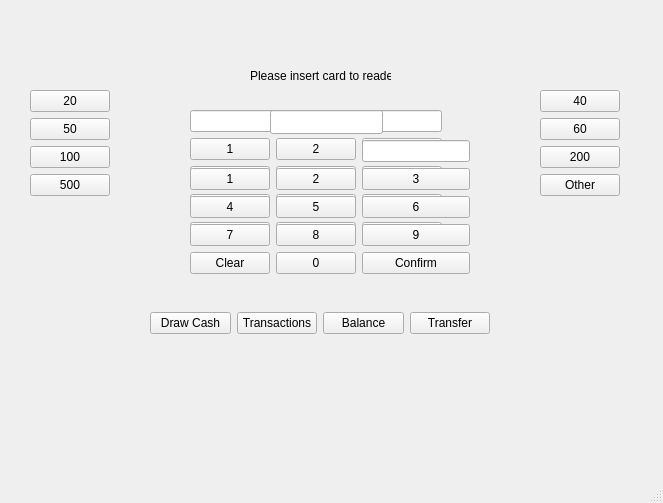
This is bankautomat/mainwindow.ui in banksimul2022/group11 as Qt 5 draws it before an edit. The edited form follows.
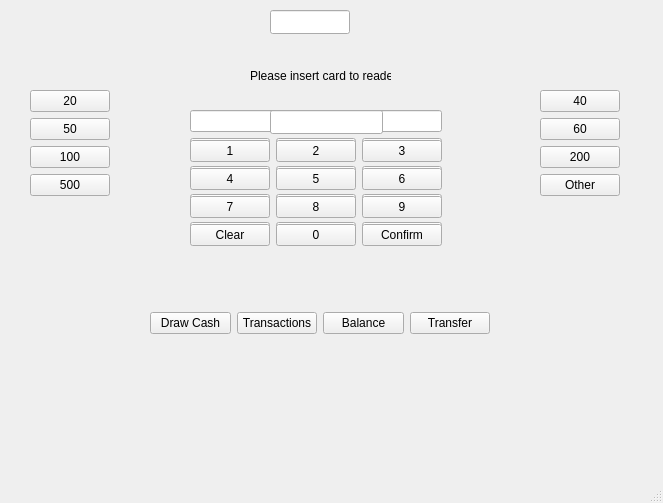
This is the edited form.

What changed in the file:
```diff
--- a/bankautomat/mainwindow.ui
+++ b/bankautomat/mainwindow.ui
@@ -152,42 +152,63 @@
      <property name="sizeConstraint">
       <enum>QLayout::SetFixedSize</enum>
      </property>
-     <item row="3" column="2">
-      <widget class="QPushButton" name="number6_2">
+     <item row="4" column="1">
+      <widget class="QPushButton" name="number0_2">
        <property name="text">
-        <string>6</string>
+        <string>0</string>
        </property>
       </widget>
      </item>
      <item row="2" column="1">
-      <widget class="QPushButton" name="number2_2">
-       <property name="text">
-        <string>2</string>
-       </property>
-      </widget>
-     </item>
-     <item row="3" column="1">
       <widget class="QPushButton" name="number5_2">
        <property name="text">
         <string>5</string>
        </property>
       </widget>
      </item>
-     <item row="4" column="2">
+     <item row="3" column="2">
       <widget class="QPushButton" name="number9_2">
        <property name="text">
         <string>9</string>
        </property>
       </widget>
      </item>
-     <item row="4" column="1">
+     <item row="3" column="1">
       <widget class="QPushButton" name="number8_2">
        <property name="text">
         <string>8</string>
        </property>
       </widget>
      </item>
+     <item row="4" column="2">
+      <widget class="QPushButton" name="confirmButton_2">
+       <property name="text">
+        <string>Confirm</string>
+       </property>
+      </widget>
+     </item>
+     <item row="2" column="0">
+      <widget class="QPushButton" name="number4_2">
+       <property name="text">
+        <string>4</string>
+       </property>
+      </widget>
+     </item>
      <item row="4" column="0">
+      <widget class="QPushButton" name="clearButton_2">
+       <property name="text">
+        <string>Clear</string>
+       </property>
+      </widget>
+     </item>
+     <item row="1" column="0">
+      <widget class="QPushButton" name="number1_2">
+       <property name="text">
+        <string>1</string>
+       </property>
+      </widget>
+     </item>
+     <item row="3" column="0">
       <widget class="QPushButton" name="number7_2">
        <property name="text">
         <string>7</string>
@@ -195,53 +216,29 @@
       </widget>
      </item>
      <item row="2" column="2">
+      <widget class="QPushButton" name="number6_2">
+       <property name="text">
+        <string>6</string>
+       </property>
+      </widget>
+     </item>
+     <item row="1" column="1">
+      <widget class="QPushButton" name="number2_2">
+       <property name="text">
+        <string>2</string>
+       </property>
+      </widget>
+     </item>
+     <item row="1" column="2">
       <widget class="QPushButton" name="number3_2">
        <property name="text">
         <string>3</string>
        </property>
       </widget>
      </item>
-     <item row="5" column="1">
-      <widget class="QPushButton" name="number0_2">
-       <property name="text">
-        <string>0</string>
-       </property>
-      </widget>
-     </item>
-     <item row="5" column="2">
-      <widget class="QPushButton" name="confirmButton_2">
-       <property name="text">
-        <string>Confirm</string>
-       </property>
-      </widget>
-     </item>
-     <item row="2" column="0">
-      <widget class="QPushButton" name="number1_2">
-       <property name="text">
-        <string>1</string>
-       </property>
-      </widget>
-     </item>
-     <item row="5" column="0">
-      <widget class="QPushButton" name="clearButton_2">
-       <property name="text">
-        <string>Clear</string>
-       </property>
-      </widget>
-     </item>
-     <item row="3" column="0">
-      <widget class="QPushButton" name="number4_2">
-       <property name="text">
-        <string>4</string>
-       </property>
-      </widget>
-     </item>
-     <item row="1" column="2">
-      <widget class="QLineEdit" name="lineEdit_2"/>
-     </item>
     </layout>
    </widget>
-   <widget class="QWidget" name="">
+   <widget class="QWidget" name="layoutWidget">
     <property name="geometry">
      <rect>
       <x>30</x>
@@ -284,7 +281,7 @@
      </item>
     </layout>
    </widget>
-   <widget class="QWidget" name="">
+   <widget class="QWidget" name="layoutWidget">
     <property name="geometry">
      <rect>
       <x>540</x>
@@ -324,7 +321,7 @@
      </item>
     </layout>
    </widget>
-   <widget class="QWidget" name="">
+   <widget class="QWidget" name="layoutWidget">
     <property name="geometry">
      <rect>
       <x>150</x>
@@ -364,6 +361,16 @@
      </item>
     </layout>
    </widget>
+   <widget class="QLineEdit" name="lineEdit_2">
+    <property name="geometry">
+     <rect>
+      <x>270</x>
+      <y>10</y>
+      <width>80</width>
+      <height>24</height>
+     </rect>
+    </property>
+   </widget>
   </widget>
   <widget class="QMenuBar" name="menubar">
    <property name="geometry">
```
